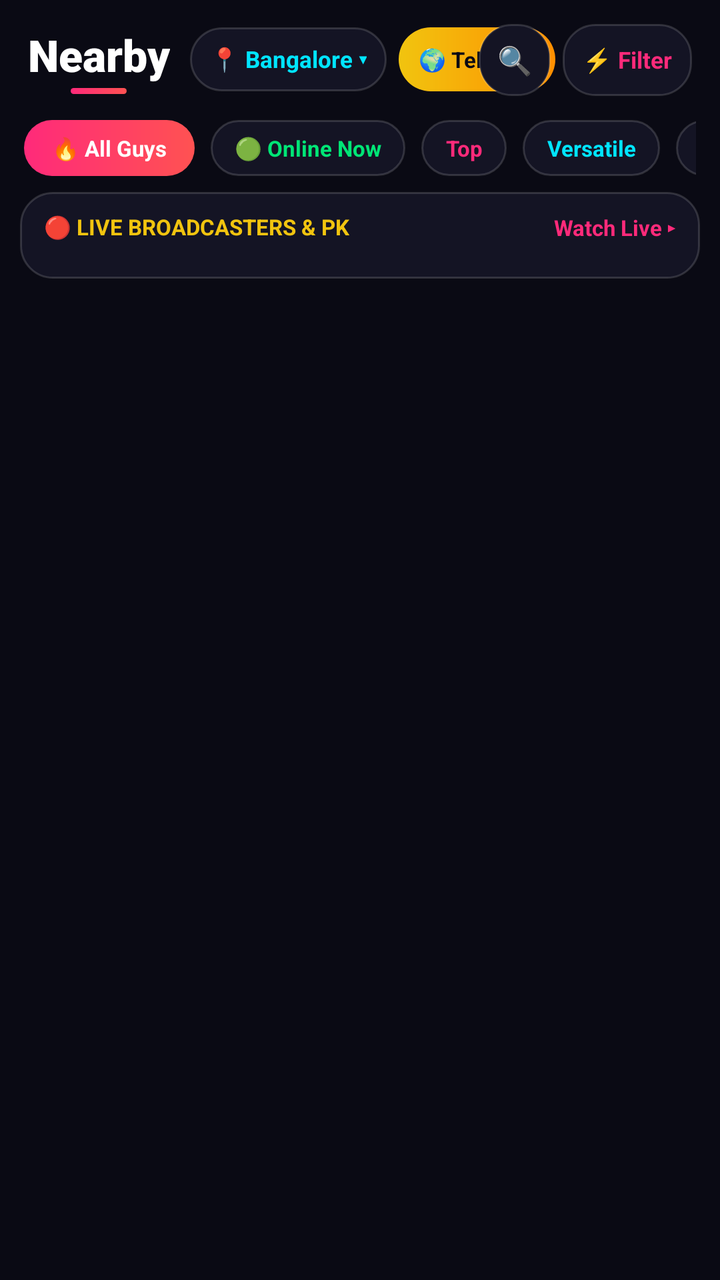
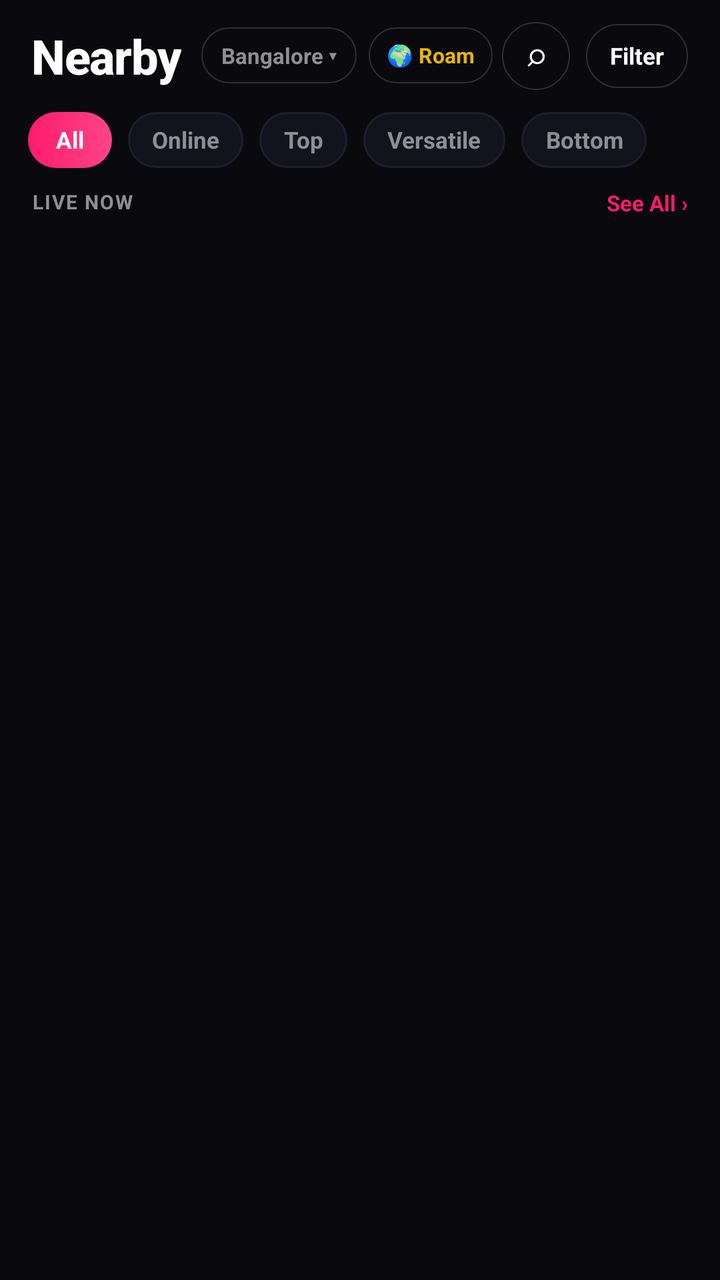

The first picture is an Android layout as it rendered before a commit; the second is the same layout after the commit. The layout source and the unified diff follow.
<!-- AndroidManifest.xml: application theme Theme.QLUVX -->
<!-- res/layout/fragment_home.xml -->
<?xml version="1.0" encoding="utf-8"?>
<LinearLayout xmlns:android="http://schemas.android.com/apk/res/android"
    android:layout_width="match_parent"
    android:layout_height="match_parent"
    android:background="#0A0A14"
    android:orientation="vertical">

    
    <RelativeLayout
        android:layout_width="match_parent"
        android:layout_height="60dp"
        android:background="#0A0A14"
        android:paddingHorizontal="14dp">

        <LinearLayout
            android:layout_width="wrap_content"
            android:layout_height="wrap_content"
            android:layout_centerVertical="true"
            android:gravity="center_vertical"
            android:orientation="horizontal">

            
            <LinearLayout
                android:layout_width="wrap_content"
                android:layout_height="wrap_content"
                android:gravity="center_horizontal"
                android:orientation="vertical">

                <TextView
                    android:id="@+id/tvNearbyTitle"
                    android:layout_width="wrap_content"
                    android:layout_height="wrap_content"
                    android:fontFamily="sans-serif-black"
                    android:text="Nearby"
                    android:textColor="#FFFFFF"
                    android:textSize="22sp"
                    android:textStyle="bold" />

                <View
                    android:layout_width="28dp"
                    android:layout_height="3dp"
                    android:layout_marginTop="2dp"
                    android:background="@drawable/bg_walla_pink_pill" />
            </LinearLayout>

            
            <TextView
                android:id="@+id/tvLocationSelector"
                android:layout_width="wrap_content"
                android:layout_height="32dp"
                android:layout_marginStart="10dp"
                android:background="@drawable/bg_walla_glass_card"
                android:gravity="center"
                android:paddingHorizontal="10dp"
                android:text="📍 Bangalore ▾"
                android:textColor="#00E5FF"
                android:textSize="11.5sp"
                android:textStyle="bold" />

            
            <TextView
                android:id="@+id/btnTeleportRadar"
                android:layout_width="wrap_content"
                android:layout_height="32dp"
                android:layout_marginStart="6dp"
                android:background="@drawable/bg_walla_gold_pill"
                android:gravity="center"
                android:paddingHorizontal="10dp"
                android:text="🌍 Teleport"
                android:textColor="#0A0A14"
                android:textSize="11sp"
                android:textStyle="bold" />
        </LinearLayout>

        
        <LinearLayout
            android:layout_width="wrap_content"
            android:layout_height="wrap_content"
            android:layout_alignParentEnd="true"
            android:layout_centerVertical="true"
            android:gravity="center_vertical"
            android:orientation="horizontal">

            <TextView
                android:id="@+id/btnSearchToggle"
                android:layout_width="36dp"
                android:layout_height="36dp"
                android:layout_marginEnd="6dp"
                android:background="@drawable/bg_walla_glass_card"
                android:gravity="center"
                android:text="🔍"
                android:textColor="#FFFFFF"
                android:textSize="14sp" />

            <TextView
                android:id="@+id/btnFilter"
                android:layout_width="wrap_content"
                android:layout_height="36dp"
                android:background="@drawable/bg_walla_glass_card"
                android:gravity="center"
                android:paddingHorizontal="10dp"
                android:text="⚡ Filter"
                android:textColor="#FF2A7A"
                android:textSize="11.5sp"
                android:textStyle="bold" />
        </LinearLayout>
    </RelativeLayout>

    
    <EditText
        android:id="@+id/etSearchNearby"
        android:layout_width="match_parent"
        android:layout_height="40dp"
        android:layout_marginHorizontal="12dp"
        android:layout_marginBottom="8dp"
        android:background="@drawable/bg_walla_glass_card"
        android:hint="🔍 Search guys (Alex, Ryan, Top, Versatile, Bottom)..."
        android:paddingHorizontal="14dp"
        android:singleLine="true"
        android:textColor="#FFFFFF"
        android:textColorHint="#7A7A9A"
        android:textSize="12sp"
        android:visibility="gone" />

    
    <HorizontalScrollView
        android:layout_width="match_parent"
        android:layout_height="wrap_content"
        android:layout_marginBottom="8dp"
        android:paddingStart="12dp"
        android:paddingEnd="12dp"
        android:scrollbars="none">

        <LinearLayout
            android:layout_width="wrap_content"
            android:layout_height="wrap_content"
            android:gravity="center_vertical"
            android:orientation="horizontal">

            <TextView
                android:id="@+id/chipAll"
                android:layout_width="wrap_content"
                android:layout_height="28dp"
                android:layout_marginEnd="8dp"
                android:background="@drawable/bg_walla_pink_pill"
                android:gravity="center"
                android:paddingHorizontal="14dp"
                android:text="🔥 All Guys"
                android:textColor="#FFFFFF"
                android:textSize="11sp"
                android:textStyle="bold" />

            <TextView
                android:id="@+id/chipOnline"
                android:layout_width="wrap_content"
                android:layout_height="28dp"
                android:layout_marginEnd="8dp"
                android:background="@drawable/bg_walla_glass_card"
                android:gravity="center"
                android:paddingHorizontal="12dp"
                android:text="🟢 Online Now"
                android:textColor="#00E676"
                android:textSize="11sp"
                android:textStyle="bold" />

            <TextView
                android:id="@+id/chipTop"
                android:layout_width="wrap_content"
                android:layout_height="28dp"
                android:layout_marginEnd="8dp"
                android:background="@drawable/bg_walla_glass_card"
                android:gravity="center"
                android:paddingHorizontal="12dp"
                android:text="Top"
                android:textColor="#FF2A7A"
                android:textSize="11sp"
                android:textStyle="bold" />

            <TextView
                android:id="@+id/chipVersatile"
                android:layout_width="wrap_content"
                android:layout_height="28dp"
                android:layout_marginEnd="8dp"
                android:background="@drawable/bg_walla_glass_card"
                android:gravity="center"
                android:paddingHorizontal="12dp"
                android:text="Versatile"
                android:textColor="#00E5FF"
                android:textSize="11sp"
                android:textStyle="bold" />

            <TextView
                android:id="@+id/chipBottom"
                android:layout_width="wrap_content"
                android:layout_height="28dp"
                android:background="@drawable/bg_walla_glass_card"
                android:gravity="center"
                android:paddingHorizontal="12dp"
                android:text="Bottom"
                android:textColor="#CE93D8"
                android:textSize="11sp"
                android:textStyle="bold" />
        </LinearLayout>
    </HorizontalScrollView>

    
    <LinearLayout
        android:layout_width="match_parent"
        android:layout_height="wrap_content"
        android:layout_marginHorizontal="10dp"
        android:layout_marginBottom="6dp"
        android:background="@drawable/bg_walla_glass_card"
        android:orientation="vertical"
        android:paddingVertical="10dp">

        <RelativeLayout
            android:layout_width="match_parent"
            android:layout_height="wrap_content"
            android:paddingHorizontal="12dp">

            <TextView
                android:layout_width="wrap_content"
                android:layout_height="wrap_content"
                android:text="🔴 LIVE BROADCASTERS &amp; PK"
                android:textColor="#F1C40F"
                android:textSize="11sp"
                android:textStyle="bold" />

            <TextView
                android:id="@+id/tvWatchAllLive"
                android:layout_width="wrap_content"
                android:layout_height="wrap_content"
                android:layout_alignParentEnd="true"
                android:text="Watch Live ▸"
                android:textColor="#FF2A7A"
                android:textSize="11sp"
                android:textStyle="bold" />
        </RelativeLayout>

        <HorizontalScrollView
            android:layout_width="match_parent"
            android:layout_height="wrap_content"
            android:layout_marginTop="8dp"
            android:clipToPadding="false"
            android:paddingHorizontal="10dp"
            android:scrollbars="none">

            <LinearLayout
                android:id="@+id/llLiveHostsContainer"
                android:layout_width="wrap_content"
                android:layout_height="wrap_content"
                android:gravity="center_vertical"
                android:orientation="horizontal" />
        </HorizontalScrollView>
    </LinearLayout>

    
    <androidx.recyclerview.widget.RecyclerView
        android:id="@+id/rvNearbyGrid"
        android:layout_width="match_parent"
        android:layout_height="0dp"
        android:layout_weight="1"
        android:clipToPadding="false"
        android:paddingHorizontal="6dp"
        android:paddingBottom="12dp" />

</LinearLayout>
<!-- resources referenced by this layout -->
<resources>
  <!-- drawable bg_walla_glass_card (drawable) -->
  <?xml version="1.0" encoding="utf-8"?>
  <shape xmlns:android="http://schemas.android.com/apk/res/android"
      android:shape="rectangle">
      <solid android:color="#141424" />
      <corners android:radius="16dp" />
      <stroke
          android:width="1dp"
          android:color="#26FFFFFF" />
  </shape>
  <!-- drawable bg_walla_gold_pill (drawable) -->
  <?xml version="1.0" encoding="utf-8"?>
  <shape xmlns:android="http://schemas.android.com/apk/res/android"
      android:shape="rectangle">
      <gradient
          android:angle="0"
          android:endColor="#FF8F00"
          android:startColor="#F1C40F" />
      <corners android:radius="999dp" />
  </shape>
  <!-- drawable bg_walla_pink_pill (drawable) -->
  <?xml version="1.0" encoding="utf-8"?>
  <shape xmlns:android="http://schemas.android.com/apk/res/android"
      android:shape="rectangle">
      <gradient
          android:angle="0"
          android:endColor="#FF5252"
          android:startColor="#FF2A7A" />
      <corners android:radius="999dp" />
  </shape>
  <style name="Theme.QLUVX" parent="Theme.MaterialComponents.DayNight.NoActionBar">
          <item name="colorPrimary">@color/walla_pink_neon</item>
          <item name="colorPrimaryVariant">@color/walla_surface_obsidian</item>
          <item name="colorSecondary">@color/walla_cyan_neon</item>
          <item name="android:windowBackground">@color/walla_bg_velvet</item>
          <item name="android:statusBarColor">#0A0A14</item>
          <item name="android:navigationBarColor">#101020</item>
          <item name="android:textColorPrimary">@color/qluvx_text_primary</item>
          <item name="android:textColorSecondary">@color/qluvx_text_secondary</item>
      </style>
  <color name="walla_pink_neon">#FF2A7A</color>
  <color name="walla_surface_obsidian">#141424</color>
  <color name="walla_cyan_neon">#00E5FF</color>
  <color name="walla_bg_velvet">#0A0A14</color>
  <color name="qluvx_text_primary">#FFFFFF</color>
  <color name="qluvx_text_secondary">#C7C7E2</color>
</resources>

<!-- the commit's change to res/layout/fragment_home.xml (unified diff, before → after) -->
@@ -2,15 +2,15 @@
 <LinearLayout xmlns:android="http://schemas.android.com/apk/res/android"
     android:layout_width="match_parent"
     android:layout_height="match_parent"
-    android:background="#0A0A14"
+    android:background="#09090E"
     android:orientation="vertical">
 
     
     <RelativeLayout
         android:layout_width="match_parent"
-        android:layout_height="60dp"
-        android:background="#0A0A14"
-        android:paddingHorizontal="14dp">
+        android:layout_height="56dp"
+        android:background="#09090E"
+        android:paddingHorizontal="16dp">
 
         <LinearLayout
             android:layout_width="wrap_content"
@@ -19,56 +19,43 @@
             android:gravity="center_vertical"
             android:orientation="horizontal">
 
+            <TextView
+                android:id="@+id/tvNearbyTitle"
+                android:layout_width="wrap_content"
+                android:layout_height="wrap_content"
+                android:fontFamily="sans-serif-medium"
+                android:letterSpacing="-0.02"
+                android:text="Nearby"
+                android:textColor="#FFFFFF"
+                android:textSize="24sp"
+                android:textStyle="bold" />
+
             
-            <LinearLayout
-                android:layout_width="wrap_content"
-                android:layout_height="wrap_content"
-                android:gravity="center_horizontal"
-                android:orientation="vertical">
-
-                <TextView
-                    android:id="@+id/tvNearbyTitle"
-                    android:layout_width="wrap_content"
-                    android:layout_height="wrap_content"
-                    android:fontFamily="sans-serif-black"
-                    android:text="Nearby"
-                    android:textColor="#FFFFFF"
-                    android:textSize="22sp"
-                    android:textStyle="bold" />
-
-                <View
-                    android:layout_width="28dp"
-                    android:layout_height="3dp"
-                    android:layout_marginTop="2dp"
-                    android:background="@drawable/bg_walla_pink_pill" />
-            </LinearLayout>
+            <TextView
+                android:id="@+id/tvLocationSelector"
+                android:layout_width="wrap_content"
+                android:layout_height="28dp"
+                android:layout_marginStart="10dp"
+                android:background="@drawable/bg_walla_pill_dark"
+                android:gravity="center"
+                android:paddingHorizontal="10dp"
+                android:text="Bangalore ▾"
+                android:textColor="#8E8E93"
+                android:textSize="11sp"
+                android:textStyle="bold" />
 
             
             <TextView
-                android:id="@+id/tvLocationSelector"
-                android:layout_width="wrap_content"
-                android:layout_height="32dp"
-                android:layout_marginStart="10dp"
-                android:background="@drawable/bg_walla_glass_card"
-                android:gravity="center"
-                android:paddingHorizontal="10dp"
-                android:text="📍 Bangalore ▾"
-                android:textColor="#00E5FF"
-                android:textSize="11.5sp"
-                android:textStyle="bold" />
-
-            
-            <TextView
                 android:id="@+id/btnTeleportRadar"
                 android:layout_width="wrap_content"
-                android:layout_height="32dp"
+                android:layout_height="28dp"
                 android:layout_marginStart="6dp"
-                android:background="@drawable/bg_walla_gold_pill"
-                android:gravity="center"
-                android:paddingHorizontal="10dp"
-                android:text="🌍 Teleport"
-                android:textColor="#0A0A14"
-                android:textSize="11sp"
+                android:background="@drawable/bg_walla_pill_dark"
+                android:gravity="center"
+                android:paddingHorizontal="9dp"
+                android:text="🌍 Roam"
+                android:textColor="#E6B800"
+                android:textSize="10.5sp"
                 android:textStyle="bold" />
         </LinearLayout>
 
@@ -83,24 +70,24 @@
 
             <TextView
                 android:id="@+id/btnSearchToggle"
-                android:layout_width="36dp"
-                android:layout_height="36dp"
-                android:layout_marginEnd="6dp"
-                android:background="@drawable/bg_walla_glass_card"
-                android:gravity="center"
-                android:text="🔍"
-                android:textColor="#FFFFFF"
-                android:textSize="14sp" />
+                android:layout_width="34dp"
+                android:layout_height="34dp"
+                android:layout_marginEnd="8dp"
+                android:background="@drawable/bg_walla_pill_dark"
+                android:gravity="center"
+                android:text="⌕"
+                android:textColor="#FFFFFF"
+                android:textSize="16sp" />
 
             <TextView
                 android:id="@+id/btnFilter"
                 android:layout_width="wrap_content"
-                android:layout_height="36dp"
-                android:background="@drawable/bg_walla_glass_card"
-                android:gravity="center"
-                android:paddingHorizontal="10dp"
-                android:text="⚡ Filter"
-                android:textColor="#FF2A7A"
+                android:layout_height="32dp"
+                android:background="@drawable/bg_walla_pill_dark"
+                android:gravity="center"
+                android:paddingHorizontal="12dp"
+                android:text="Filter"
+                android:textColor="#FFFFFF"
                 android:textSize="11.5sp"
                 android:textStyle="bold" />
         </LinearLayout>
@@ -110,15 +97,15 @@
     <EditText
         android:id="@+id/etSearchNearby"
         android:layout_width="match_parent"
-        android:layout_height="40dp"
-        android:layout_marginHorizontal="12dp"
+        android:layout_height="38dp"
+        android:layout_marginHorizontal="14dp"
         android:layout_marginBottom="8dp"
         android:background="@drawable/bg_walla_glass_card"
-        android:hint="🔍 Search guys (Alex, Ryan, Top, Versatile, Bottom)..."
+        android:hint="Search name, role, or distance..."
         android:paddingHorizontal="14dp"
         android:singleLine="true"
         android:textColor="#FFFFFF"
-        android:textColorHint="#7A7A9A"
+        android:textColorHint="#8E8E93"
         android:textSize="12sp"
         android:visibility="gone" />
 
@@ -127,8 +114,8 @@
         android:layout_width="match_parent"
         android:layout_height="wrap_content"
         android:layout_marginBottom="8dp"
-        android:paddingStart="12dp"
-        android:paddingEnd="12dp"
+        android:paddingStart="14dp"
+        android:paddingEnd="14dp"
         android:scrollbars="none">
 
         <LinearLayout
@@ -145,9 +132,9 @@
                 android:background="@drawable/bg_walla_pink_pill"
                 android:gravity="center"
                 android:paddingHorizontal="14dp"
-                android:text="🔥 All Guys"
-                android:textColor="#FFFFFF"
-                android:textSize="11sp"
+                android:text="All"
+                android:textColor="#FFFFFF"
+                android:textSize="11.5sp"
                 android:textStyle="bold" />
 
             <TextView
@@ -158,9 +145,9 @@
                 android:background="@drawable/bg_walla_glass_card"
                 android:gravity="center"
                 android:paddingHorizontal="12dp"
-                android:text="🟢 Online Now"
-                android:textColor="#00E676"
-                android:textSize="11sp"
+                android:text="Online"
+                android:textColor="#8E8E93"
+                android:textSize="11.5sp"
                 android:textStyle="bold" />
 
             <TextView
@@ -172,8 +159,8 @@
                 android:gravity="center"
                 android:paddingHorizontal="12dp"
                 android:text="Top"
-                android:textColor="#FF2A7A"
-                android:textSize="11sp"
+                android:textColor="#8E8E93"
+                android:textSize="11.5sp"
                 android:textStyle="bold" />
 
             <TextView
@@ -185,8 +172,8 @@
                 android:gravity="center"
                 android:paddingHorizontal="12dp"
                 android:text="Versatile"
-                android:textColor="#00E5FF"
-                android:textSize="11sp"
+                android:textColor="#8E8E93"
+                android:textSize="11.5sp"
                 android:textStyle="bold" />
 
             <TextView
@@ -197,8 +184,8 @@
                 android:gravity="center"
                 android:paddingHorizontal="12dp"
                 android:text="Bottom"
-                android:textColor="#CE93D8"
-                android:textSize="11sp"
+                android:textColor="#8E8E93"
+                android:textSize="11.5sp"
                 android:textStyle="bold" />
         </LinearLayout>
     </HorizontalScrollView>
@@ -207,23 +194,23 @@
     <LinearLayout
         android:layout_width="match_parent"
         android:layout_height="wrap_content"
-        android:layout_marginHorizontal="10dp"
-        android:layout_marginBottom="6dp"
-        android:background="@drawable/bg_walla_glass_card"
+        android:layout_marginBottom="4dp"
         android:orientation="vertical"
-        android:paddingVertical="10dp">
+        android:paddingTop="2dp"
+        android:paddingBottom="6dp">
 
         <RelativeLayout
             android:layout_width="match_parent"
             android:layout_height="wrap_content"
-            android:paddingHorizontal="12dp">
-
-            <TextView
-                android:layout_width="wrap_content"
-                android:layout_height="wrap_content"
-                android:text="🔴 LIVE BROADCASTERS &amp; PK"
-                android:textColor="#F1C40F"
-                android:textSize="11sp"
+            android:paddingHorizontal="16dp">
+
+            <TextView
+                android:layout_width="wrap_content"
+                android:layout_height="wrap_content"
+                android:letterSpacing="0.06"
+                android:text="LIVE NOW"
+                android:textColor="#8E8E93"
+                android:textSize="10sp"
                 android:textStyle="bold" />
 
             <TextView
@@ -231,8 +218,8 @@
                 android:layout_width="wrap_content"
                 android:layout_height="wrap_content"
                 android:layout_alignParentEnd="true"
-                android:text="Watch Live ▸"
-                android:textColor="#FF2A7A"
+                android:text="See All ›"
+                android:textColor="#FF1B6B"
                 android:textSize="11sp"
                 android:textStyle="bold" />
         </RelativeLayout>
@@ -240,9 +227,9 @@
         <HorizontalScrollView
             android:layout_width="match_parent"
             android:layout_height="wrap_content"
-            android:layout_marginTop="8dp"
+            android:layout_marginTop="6dp"
             android:clipToPadding="false"
-            android:paddingHorizontal="10dp"
+            android:paddingHorizontal="12dp"
             android:scrollbars="none">
 
             <LinearLayout
<!-- resource entries referenced after the edit -->
@@ -4,21 +4,21 @@
   <?xml version="1.0" encoding="utf-8"?>
   <shape xmlns:android="http://schemas.android.com/apk/res/android"
       android:shape="rectangle">
-      <solid android:color="#141424" />
+      <solid android:color="#13131D" />
       <corners android:radius="16dp" />
       <stroke
           android:width="1dp"
-          android:color="#26FFFFFF" />
+          android:color="#1E1E2C" />
   </shape>
-  <!-- drawable bg_walla_gold_pill (drawable) -->
+  <!-- drawable bg_walla_pill_dark (drawable) -->
   <?xml version="1.0" encoding="utf-8"?>
   <shape xmlns:android="http://schemas.android.com/apk/res/android"
       android:shape="rectangle">
-      <gradient
-          android:angle="0"
-          android:endColor="#FF8F00"
-          android:startColor="#F1C40F" />
+      <solid android:color="#9909090E" />
       <corners android:radius="999dp" />
+      <stroke
+          android:width="0.8dp"
+          android:color="#28FFFFFF" />
   </shape>
   <!-- drawable bg_walla_pink_pill (drawable) -->
   <?xml version="1.0" encoding="utf-8"?>
@@ -26,25 +26,25 @@
       android:shape="rectangle">
       <gradient
           android:angle="0"
-          android:endColor="#FF5252"
-          android:startColor="#FF2A7A" />
+          android:endColor="#FF4585"
+          android:startColor="#FF1B6B" />
       <corners android:radius="999dp" />
   </shape>
   <style name="Theme.QLUVX" parent="Theme.MaterialComponents.DayNight.NoActionBar">
           <item name="colorPrimary">@color/walla_pink_neon</item>
           <item name="colorPrimaryVariant">@color/walla_surface_obsidian</item>
-          <item name="colorSecondary">@color/walla_cyan_neon</item>
+          <item name="colorSecondary">@color/walla_gold_royal</item>
           <item name="android:windowBackground">@color/walla_bg_velvet</item>
-          <item name="android:statusBarColor">#0A0A14</item>
-          <item name="android:navigationBarColor">#101020</item>
+          <item name="android:statusBarColor">#09090E</item>
+          <item name="android:navigationBarColor">#000000</item>
           <item name="android:textColorPrimary">@color/qluvx_text_primary</item>
           <item name="android:textColorSecondary">@color/qluvx_text_secondary</item>
       </style>
-  <color name="walla_pink_neon">#FF2A7A</color>
-  <color name="walla_surface_obsidian">#141424</color>
-  <color name="walla_cyan_neon">#00E5FF</color>
-  <color name="walla_bg_velvet">#0A0A14</color>
+  <color name="walla_pink_neon">#FF1B6B</color>
+  <color name="walla_surface_obsidian">#13131D</color>
+  <color name="walla_gold_royal">#E6B800</color>
+  <color name="walla_bg_velvet">#09090E</color>
   <color name="qluvx_text_primary">#FFFFFF</color>
-  <color name="qluvx_text_secondary">#C7C7E2</color>
+  <color name="qluvx_text_secondary">#8E8E93</color>
 </resources>
 
